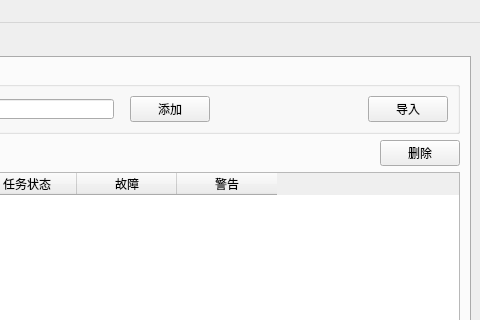
Above: python_test/python_test/ui_main.ui from myzonexu/git_test before the change; both pictures show x 544 to 1024 and y 0 to 320 of the 1024 by 700 pixel window. Below: the same form after it.
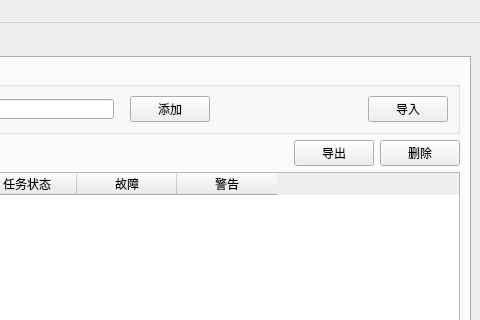
That is the form after the change. The open tabs and pages were chosen to show the change. Icons and pictures are not drawn.

Diff of the .ui file:
```diff
--- a/python_test/python_test/ui_main.ui
+++ b/python_test/python_test/ui_main.ui
@@ -1726,6 +1726,13 @@
             </property>
            </spacer>
           </item>
+          <item>
+           <widget class="QPushButton" name="pushButton_export_robot">
+            <property name="text">
+             <string>导出</string>
+            </property>
+           </widget>
+          </item>
           <item>
            <widget class="QPushButton" name="pushButton_del_robot">
             <property name="text">
```
Left out of the diff: 2 changed lines with no effect on the pictures.
